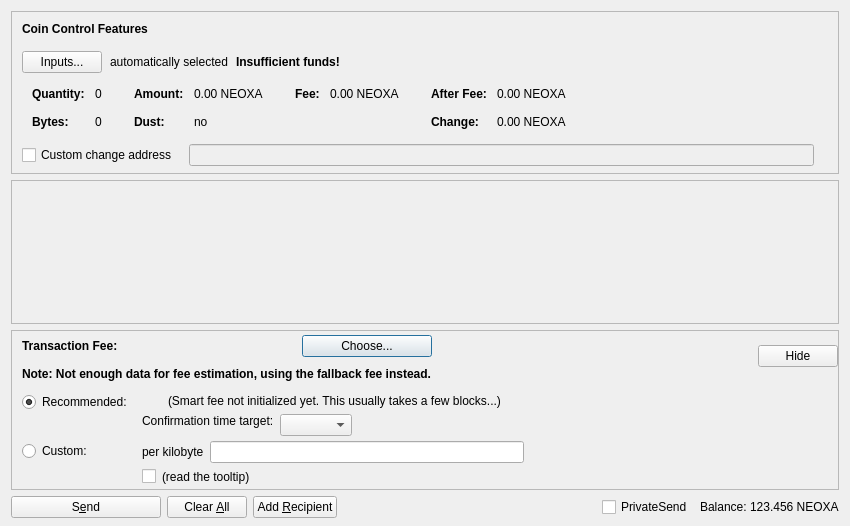
BlackRavenNetwork/BlackRaven-V2, file src/qt/forms/sendcoinsdialog.ui: the form before one commit.
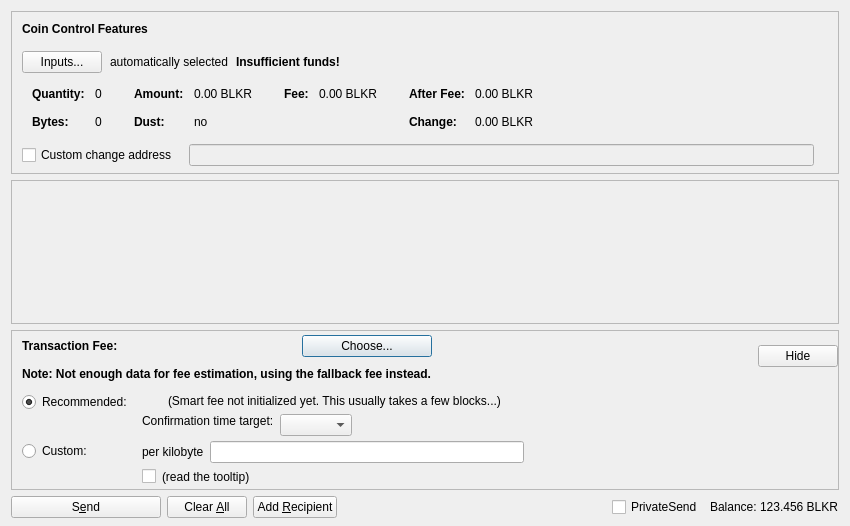
The form after the commit. Custom widgets are drawn as their Qt base class.

Commit message:
Scrub remaining Neoxa branding and align docs with BLKR v2.
Replace leftover neoxa strings (config, RPC help, Qt, build files),
rename consensus and unit-test symbols to blackraven*, rewrite README
for v2 economics, and add contrib/scrub-neoxa-strings.sh for future passes.

The edit to the form file:
```diff
--- a/src/qt/forms/sendcoinsdialog.ui
+++ b/src/qt/forms/sendcoinsdialog.ui
@@ -324,7 +324,7 @@
                   <enum>Qt::ActionsContextMenu</enum>
                  </property>
                  <property name="text">
-                  <string notr="true">0.00 NEOXA</string>
+                  <string notr="true">0.00 BLKR</string>
                  </property>
                  <property name="textInteractionFlags">
                   <set>Qt::LinksAccessibleByMouse|Qt::TextSelectableByKeyboard|Qt::TextSelectableByMouse</set>
@@ -404,7 +404,7 @@
                   <enum>Qt::ActionsContextMenu</enum>
                  </property>
                  <property name="text">
-                  <string notr="true">0.00 NEOXA</string>
+                  <string notr="true">0.00 BLKR</string>
                  </property>
                  <property name="textInteractionFlags">
                   <set>Qt::LinksAccessibleByMouse|Qt::TextSelectableByKeyboard|Qt::TextSelectableByMouse</set>
@@ -455,7 +455,7 @@
                   <enum>Qt::ActionsContextMenu</enum>
                  </property>
                  <property name="text">
-                  <string notr="true">0.00 NEOXA</string>
+                  <string notr="true">0.00 BLKR</string>
                  </property>
                  <property name="textInteractionFlags">
                   <set>Qt::LinksAccessibleByMouse|Qt::TextSelectableByKeyboard|Qt::TextSelectableByMouse</set>
@@ -484,7 +484,7 @@
                   <enum>Qt::ActionsContextMenu</enum>
                  </property>
                  <property name="text">
-                  <string notr="true">0.00 NEOXA</string>
+                  <string notr="true">0.00 BLKR</string>
                  </property>
                  <property name="textInteractionFlags">
                   <set>Qt::LinksAccessibleByMouse|Qt::TextSelectableByKeyboard|Qt::TextSelectableByMouse</set>
@@ -1245,7 +1245,7 @@
           <cursorShape>IBeamCursor</cursorShape>
          </property>
          <property name="text">
-          <string notr="true">123.456 NEOXA</string>
+          <string notr="true">123.456 BLKR</string>
          </property>
          <property name="textInteractionFlags">
           <set>Qt::LinksAccessibleByMouse|Qt::TextSelectableByKeyboard|Qt::TextSelectableByMouse</set>
```
Left out of the diff: 6 changed lines with no effect on the pictures. The commit also changes 295 other files.
